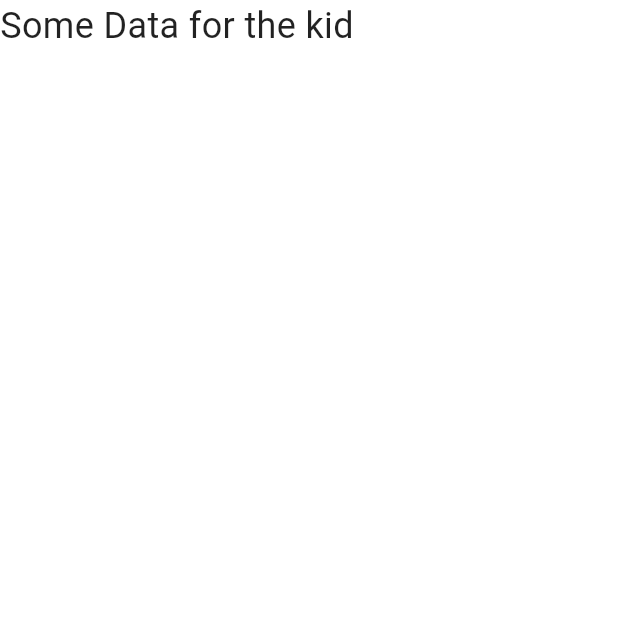
After one commit to msheikh1/SEGP, a Flutter app: the StudentDetails screen opened directly, on a phone screen of 412 x 824 dp, the top half of it. The commit adds this screen. Run offline on Flutter 3.47's test engine with Material 3 defaults, Android fonts, the phone set to English and light mode, and no system bars; our stand-ins replace curved_navigation_bar.

Commit message:
added a dynamic routing function for routin between pages for students and studentDetails pages

```diff
--- /dev/null
+++ b/lib/Screens/Teacher/studentDetails.dart
@@ -0,0 +1,22 @@
+import 'package:flutter/material.dart';
+
+class StudentDetails extends StatelessWidget {
+  final Function(int)? onStudentTap;
+
+  const StudentDetails({Key? key, this.onStudentTap}) : super(key: key);
+  @override
+  Widget build(BuildContext context) {
+    return Scaffold(
+      body: Column(
+        children: [
+          Text("Some Data for the kid",
+              style: TextStyle(
+                color: Colors.black87,
+                fontSize: 24,
+                fontWeight: FontWeight.normal,
+              ))
+        ],
+      ),
+    );
+  }
+}
```
Also changed, not shown: lib/Screens/MainScreenState.dart (+15 -3 lines), lib/Screens/Teacher/students.dart (+8 -8 lines).
